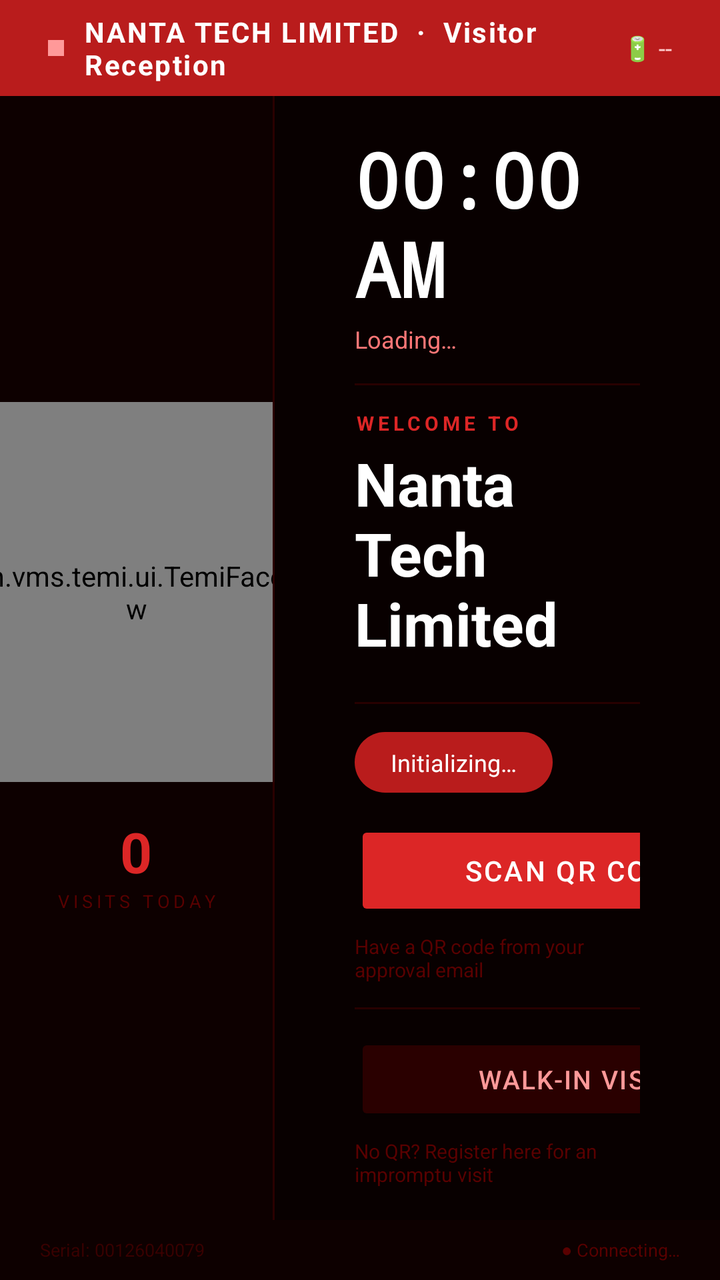
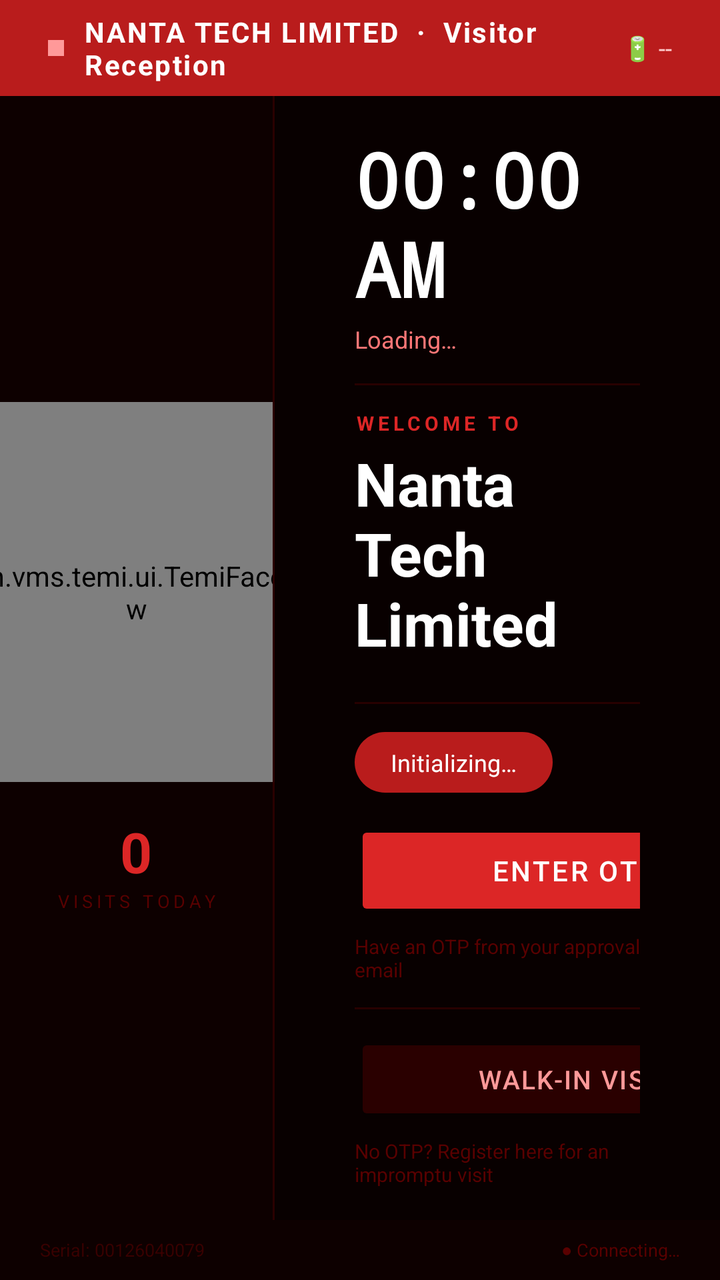

The first picture is an Android layout as it rendered before a commit; the second is the same layout after the commit. The layout source and the unified diff follow.
<!-- AndroidManifest.xml: application theme Theme.AppCompat.Light.NoActionBar -->
<!-- res/layout/activity_main.xml -->
<?xml version="1.0" encoding="utf-8"?>
<LinearLayout
    xmlns:android="http://schemas.android.com/apk/res/android"
    android:layout_width="match_parent"
    android:layout_height="match_parent"
    android:orientation="vertical"
    android:background="#080000">

    
    <LinearLayout
        android:layout_width="match_parent"
        android:layout_height="48dp"
        android:orientation="horizontal"
        android:paddingStart="24dp"
        android:paddingEnd="24dp"
        android:gravity="center_vertical"
        android:background="#B91C1C">

        <View
            android:id="@+id/vConnectionDot"
            android:layout_width="8dp"
            android:layout_height="8dp"
            android:background="#FF9999"
            android:layout_marginEnd="10dp"/>

        <TextView
            android:layout_width="0dp"
            android:layout_height="wrap_content"
            android:layout_weight="1"
            android:text="NANTA TECH LIMITED  ·  Visitor Reception"
            android:textSize="14sp"
            android:textColor="#FFFFFF"
            android:textStyle="bold"
            android:letterSpacing="0.06"/>

        <TextView
            android:id="@+id/tvBattery"
            android:layout_width="wrap_content"
            android:layout_height="wrap_content"
            android:text="🔋 --"
            android:textSize="12sp"
            android:textColor="#FFCCCC"/>
    </LinearLayout>

    
    <LinearLayout
        android:layout_width="match_parent"
        android:layout_height="0dp"
        android:layout_weight="1"
        android:orientation="horizontal">

        
        <LinearLayout
            android:layout_width="0dp"
            android:layout_height="match_parent"
            android:layout_weight="38"
            android:orientation="vertical"
            android:gravity="center"
            android:background="#0d0000">

            <com.vms.temi.ui.TemiFaceView
                android:id="@+id/temiFace"
                android:layout_width="190dp"
                android:layout_height="190dp"/>

            
            <LinearLayout
                android:layout_width="wrap_content"
                android:layout_height="wrap_content"
                android:orientation="vertical"
                android:gravity="center"
                android:layout_marginTop="16dp">

                <TextView
                    android:id="@+id/tvVisitCount"
                    android:layout_width="wrap_content"
                    android:layout_height="wrap_content"
                    android:text="0"
                    android:textSize="28sp"
                    android:textColor="#DC2626"
                    android:textStyle="bold"
                    android:gravity="center"/>

                <TextView
                    android:layout_width="wrap_content"
                    android:layout_height="wrap_content"
                    android:text="VISITS TODAY"
                    android:textSize="9sp"
                    android:textColor="#5a0000"
                    android:letterSpacing="0.22"
                    android:gravity="center"/>
            </LinearLayout>
        </LinearLayout>

        
        <View
            android:layout_width="1dp"
            android:layout_height="match_parent"
            android:background="#2a0000"/>

        
        <LinearLayout
            android:layout_width="0dp"
            android:layout_height="match_parent"
            android:layout_weight="62"
            android:orientation="vertical"
            android:paddingStart="40dp"
            android:paddingEnd="40dp"
            android:paddingTop="16dp"
            android:paddingBottom="16dp">

            
            <LinearLayout
                android:layout_width="match_parent"
                android:layout_height="wrap_content"
                android:orientation="vertical"
                android:paddingBottom="14dp">

                <TextView
                    android:id="@+id/tvClock"
                    android:layout_width="wrap_content"
                    android:layout_height="wrap_content"
                    android:text="00:00 AM"
                    android:textSize="38sp"
                    android:textColor="#FFFFFF"
                    android:textStyle="bold"
                    android:fontFamily="monospace"/>

                <TextView
                    android:id="@+id/tvDate"
                    android:layout_width="wrap_content"
                    android:layout_height="wrap_content"
                    android:text="Loading…"
                    android:textSize="12sp"
                    android:textColor="#FF7777"
                    android:layout_marginTop="2dp"/>
            </LinearLayout>

            
            <View
                android:layout_width="match_parent"
                android:layout_height="1dp"
                android:background="#280000"/>

            
            <LinearLayout
                android:layout_width="match_parent"
                android:layout_height="0dp"
                android:layout_weight="1"
                android:orientation="vertical"
                android:gravity="center_vertical"
                android:paddingTop="12dp"
                android:paddingBottom="12dp">

                <TextView
                    android:layout_width="wrap_content"
                    android:layout_height="wrap_content"
                    android:text="WELCOME TO"
                    android:textSize="10sp"
                    android:textColor="#DC2626"
                    android:letterSpacing="0.20"
                    android:textStyle="bold"/>

                <TextView
                    android:id="@+id/tvWelcome"
                    android:layout_width="wrap_content"
                    android:layout_height="wrap_content"
                    android:text="Nanta Tech Limited"
                    android:textSize="30sp"
                    android:textColor="#FFFFFF"
                    android:textStyle="bold"
                    android:layout_marginTop="3dp"/>

                <TextView
                    android:id="@+id/tvSubtitle"
                    android:layout_width="wrap_content"
                    android:layout_height="wrap_content"
                    android:text="I am Temi, your visitor assistant"
                    android:textSize="14sp"
                    android:textColor="#FF7777"
                    android:layout_marginTop="4dp"/>
            </LinearLayout>

            
            <View
                android:layout_width="match_parent"
                android:layout_height="1dp"
                android:background="#280000"/>

            
            <LinearLayout
                android:layout_width="match_parent"
                android:layout_height="wrap_content"
                android:orientation="vertical"
                android:paddingTop="14dp">

                <TextView
                    android:id="@+id/tvStatus"
                    android:layout_width="wrap_content"
                    android:layout_height="wrap_content"
                    android:text="Initializing…"
                    android:textSize="12sp"
                    android:textColor="#FFFFFF"
                    android:background="@drawable/bg_status_pill"
                    android:paddingStart="18dp"
                    android:paddingEnd="18dp"
                    android:paddingTop="7dp"
                    android:paddingBottom="7dp"/>

                
                <Button
                    android:id="@+id/btnScanQR"
                    android:layout_width="220dp"
                    android:layout_height="50dp"
                    android:text="SCAN QR CODE"
                    android:textSize="14sp"
                    android:letterSpacing="0.08"
                    android:textColor="#FFFFFF"
                    android:backgroundTint="#DC2626"
                    android:elevation="6dp"
                    android:layout_marginTop="14dp"/>

                <TextView
                    android:layout_width="wrap_content"
                    android:layout_height="wrap_content"
                    android:text="Have a QR code from your approval email"
                    android:textSize="10sp"
                    android:textColor="#5a0000"
                    android:layout_marginTop="6dp"/>

                
                <View
                    android:layout_width="220dp"
                    android:layout_height="1dp"
                    android:background="#280000"
                    android:layout_marginTop="12dp"
                    android:layout_marginBottom="12dp"/>

                
                <Button
                    android:id="@+id/btnWalkIn"
                    android:layout_width="220dp"
                    android:layout_height="46dp"
                    android:text="WALK-IN VISIT"
                    android:textSize="13sp"
                    android:letterSpacing="0.06"
                    android:textColor="#FF9999"
                    android:backgroundTint="#2a0000"
                    android:elevation="2dp"/>

                <TextView
                    android:layout_width="wrap_content"
                    android:layout_height="wrap_content"
                    android:text="No QR? Register here for an impromptu visit"
                    android:textSize="10sp"
                    android:textColor="#5a0000"
                    android:layout_marginTop="6dp"/>
            </LinearLayout>

        </LinearLayout>
    </LinearLayout>

    
    <LinearLayout
        android:layout_width="match_parent"
        android:layout_height="30dp"
        android:orientation="horizontal"
        android:paddingStart="20dp"
        android:paddingEnd="20dp"
        android:gravity="center_vertical"
        android:background="#0d0000">

        <TextView
            android:layout_width="0dp"
            android:layout_height="wrap_content"
            android:layout_weight="1"
            android:text="Serial: 00126040079"
            android:textSize="9sp"
            android:textColor="#3a0000"/>

        <TextView
            android:id="@+id/tvConnectionStatus"
            android:layout_width="wrap_content"
            android:layout_height="wrap_content"
            android:text="● Connecting…"
            android:textSize="9sp"
            android:textColor="#5a0000"/>
    </LinearLayout>

</LinearLayout>
<!-- resources referenced by this layout -->
<resources>
  <!-- drawable bg_status_pill (drawable) -->
  <?xml version="1.0" encoding="utf-8"?>
  <shape xmlns:android="http://schemas.android.com/apk/res/android"
      android:shape="rectangle">
      <corners android:radius="100dp"/>
      <solid android:color="#B91C1C"/>
  </shape>
</resources>

<!-- the commit's change to res/layout/activity_main.xml (unified diff, before → after) -->
@@ -209,10 +209,10 @@
 
                 
                 <Button
-                    android:id="@+id/btnScanQR"
+                    android:id="@+id/btnEnterOTP"
                     android:layout_width="220dp"
                     android:layout_height="50dp"
-                    android:text="SCAN QR CODE"
+                    android:text="ENTER OTP"
                     android:textSize="14sp"
                     android:letterSpacing="0.08"
                     android:textColor="#FFFFFF"
@@ -223,7 +223,7 @@
                 <TextView
                     android:layout_width="wrap_content"
                     android:layout_height="wrap_content"
-                    android:text="Have a QR code from your approval email"
+                    android:text="Have an OTP from your approval email"
                     android:textSize="10sp"
                     android:textColor="#5a0000"
                     android:layout_marginTop="6dp"/>
@@ -251,7 +251,7 @@
                 <TextView
                     android:layout_width="wrap_content"
                     android:layout_height="wrap_content"
-                    android:text="No QR? Register here for an impromptu visit"
+                    android:text="No OTP? Register here for an impromptu visit"
                     android:textSize="10sp"
                     android:textColor="#5a0000"
                     android:layout_marginTop="6dp"/>
